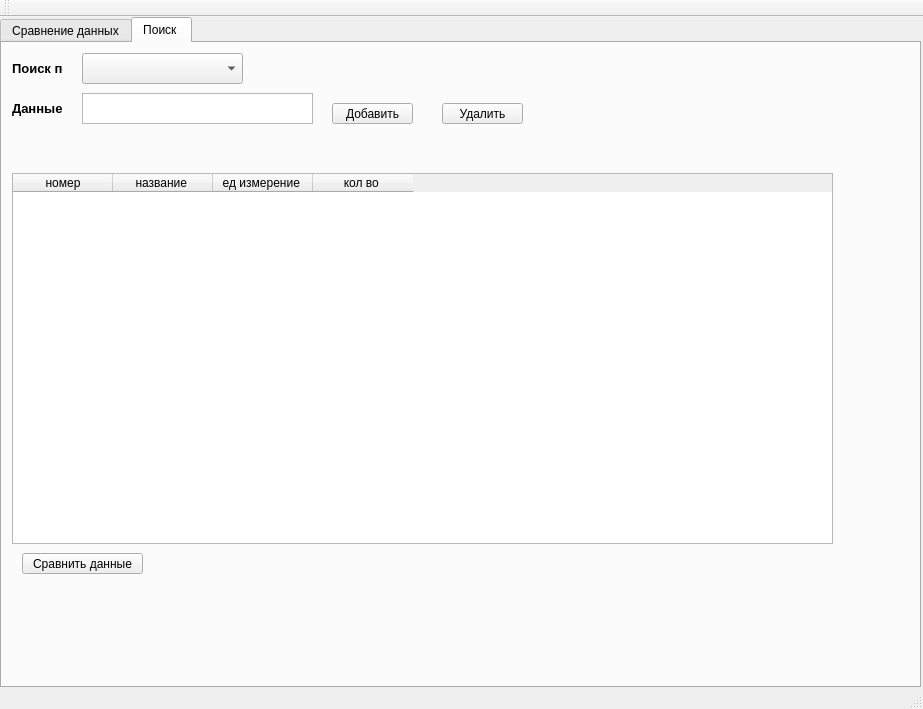
Before: the Qt Designer form projectV1.ui in DmitryVlasov30/WarehouseDataAccounting, drawn with Qt 5.
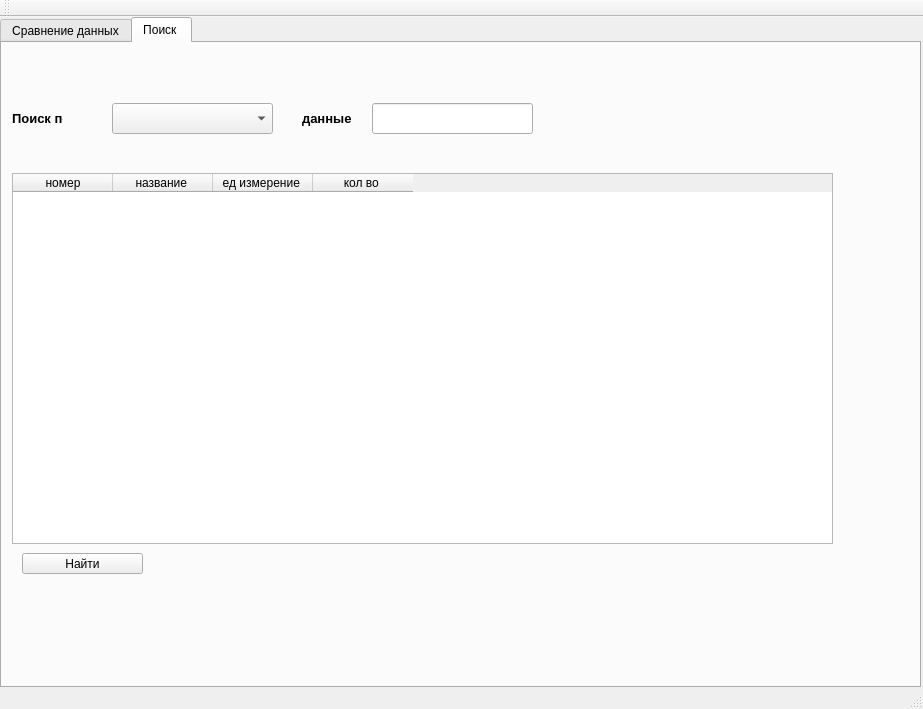
After: the same form once the commit is applied. The open tabs and pages were chosen to show the change.

Commit message: Изменен интерфейс

```diff
--- a/projectV1.ui
+++ b/projectV1.ui
@@ -300,8 +300,8 @@
      <widget class="QComboBox" name="Input_type_data">
       <property name="geometry">
        <rect>
-        <x>80</x>
-        <y>10</y>
+        <x>110</x>
+        <y>60</y>
         <width>161</width>
         <height>31</height>
        </rect>
@@ -311,7 +311,7 @@
       <property name="geometry">
        <rect>
         <x>10</x>
-        <y>10</y>
+        <y>60</y>
         <width>51</width>
         <height>31</height>
        </rect>
@@ -320,29 +320,6 @@
        <string>&lt;html&gt;&lt;head/&gt;&lt;body&gt;&lt;p&gt;&lt;span style=&quot; font-size:10pt; font-weight:600;&quot;&gt;Поиск по&lt;/span&gt;&lt;/p&gt;&lt;/body&gt;&lt;/html&gt;</string>
       </property>
      </widget>
-     <widget class="QTextEdit" name="Input_search_data">
-      <property name="geometry">
-       <rect>
-        <x>80</x>
-        <y>50</y>
-        <width>231</width>
-        <height>31</height>
-       </rect>
-      </property>
-     </widget>
-     <widget class="QLabel" name="data_search">
-      <property name="geometry">
-       <rect>
-        <x>10</x>
-        <y>50</y>
-        <width>51</width>
-        <height>31</height>
-       </rect>
-      </property>
-      <property name="text">
-       <string>&lt;html&gt;&lt;head/&gt;&lt;body&gt;&lt;p&gt;&lt;span style=&quot; font-size:10pt; font-weight:600;&quot;&gt;Данные&lt;/span&gt;&lt;/p&gt;&lt;/body&gt;&lt;/html&gt;</string>
-      </property>
-     </widget>
      <widget class="QTableWidget" name="result_data">
       <property name="geometry">
        <rect>
@@ -383,33 +360,30 @@
        </rect>
       </property>
       <property name="text">
-       <string>Сравнить данные</string>
+       <string>Найти</string>
       </property>
      </widget>
-     <widget class="QPushButton" name="addData">
+     <widget class="QLineEdit" name="searchData">
       <property name="geometry">
        <rect>
-        <x>330</x>
+        <x>370</x>
         <y>60</y>
-        <width>81</width>
-        <height>21</height>
+        <width>161</width>
+        <height>31</height>
        </rect>
       </property>
-      <property name="text">
-       <string>Добавить</string>
-      </property>
      </widget>
-     <widget class="QPushButton" name="deleteData">
+     <widget class="QLabel" name="label">
       <property name="geometry">
        <rect>
-        <x>440</x>
+        <x>300</x>
         <y>60</y>
         <width>81</width>
-        <height>21</height>
+        <height>31</height>
        </rect>
       </property>
       <property name="text">
-       <string>Удалить</string>
+       <string>&lt;html&gt;&lt;head/&gt;&lt;body&gt;&lt;p&gt;&lt;span style=&quot; font-size:10pt; font-weight:600;&quot;&gt;данные&lt;/span&gt;&lt;/p&gt;&lt;/body&gt;&lt;/html&gt;</string>
       </property>
      </widget>
     </widget>
```
Left out of the diff: 4 changed lines with no effect on the pictures.
